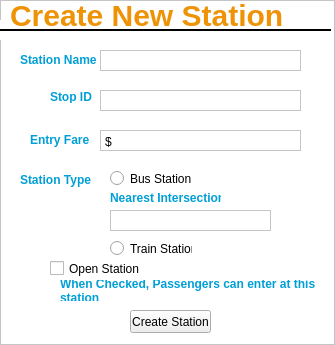
Above: ui/createNewStation.ui from alishan-kaisani/CS4400-GUI before the change. Below: the same form after it.
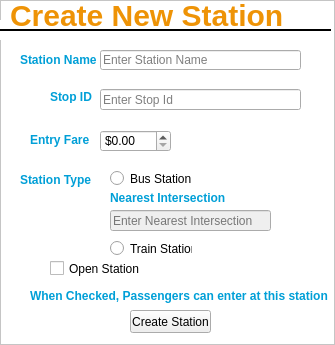
That is the form after the change. Icons and pictures are not drawn.

```diff
--- a/ui/createNewStation.ui
+++ b/ui/createNewStation.ui
@@ -80,61 +80,6 @@
     <string>Station Type</string>
    </property>
   </widget>
-  <widget class="QPlainTextEdit" name="nearestIntersectionTextEdit">
-   <property name="geometry">
-    <rect>
-     <x>110</x>
-     <y>210</y>
-     <width>161</width>
-     <height>21</height>
-    </rect>
-   </property>
-   <property name="verticalScrollBarPolicy">
-    <enum>Qt::ScrollBarAlwaysOff</enum>
-   </property>
-  </widget>
-  <widget class="QPlainTextEdit" name="stationNameTextEdit">
-   <property name="geometry">
-    <rect>
-     <x>100</x>
-     <y>50</y>
-     <width>201</width>
-     <height>21</height>
-    </rect>
-   </property>
-   <property name="verticalScrollBarPolicy">
-    <enum>Qt::ScrollBarAlwaysOff</enum>
-   </property>
-  </widget>
-  <widget class="QPlainTextEdit" name="stopIdTextEdit">
-   <property name="geometry">
-    <rect>
-     <x>100</x>
-     <y>90</y>
-     <width>201</width>
-     <height>21</height>
-    </rect>
-   </property>
-   <property name="verticalScrollBarPolicy">
-    <enum>Qt::ScrollBarAlwaysOff</enum>
-   </property>
-  </widget>
-  <widget class="QPlainTextEdit" name="entryFareTextEdit">
-   <property name="geometry">
-    <rect>
-     <x>100</x>
-     <y>130</y>
-     <width>201</width>
-     <height>21</height>
-    </rect>
-   </property>
-   <property name="verticalScrollBarPolicy">
-    <enum>Qt::ScrollBarAlwaysOff</enum>
-   </property>
-   <property name="plainText">
-    <string>$</string>
-   </property>
-  </widget>
   <widget class="QRadioButton" name="busStationButton">
    <property name="geometry">
     <rect>
@@ -153,7 +98,7 @@
     <rect>
      <x>110</x>
      <y>190</y>
-     <width>111</width>
+     <width>121</width>
      <height>16</height>
     </rect>
    </property>
@@ -196,10 +141,10 @@
   <widget class="QLabel" name="warningLabel">
    <property name="geometry">
     <rect>
-     <x>60</x>
+     <x>30</x>
      <y>280</y>
-     <width>261</width>
-     <height>21</height>
+     <width>301</width>
+     <height>31</height>
     </rect>
    </property>
    <property name="font">
@@ -299,6 +244,79 @@
     <string>Create New Station</string>
    </property>
   </widget>
+  <widget class="QLineEdit" name="stationNameTextEdit">
+   <property name="geometry">
+    <rect>
+     <x>100</x>
+     <y>50</y>
+     <width>201</width>
+     <height>20</height>
+    </rect>
+   </property>
+   <property name="placeholderText">
+    <string>Enter Station Name</string>
+   </property>
+  </widget>
+  <widget class="QLineEdit" name="stopIdTextEdit">
+   <property name="geometry">
+    <rect>
+     <x>100</x>
+     <y>89</y>
+     <width>201</width>
+     <height>21</height>
+    </rect>
+   </property>
+   <property name="placeholderText">
+    <string>Enter Stop Id</string>
+   </property>
+  </widget>
+  <widget class="QLineEdit" name="nearestIntersectionTextEdit">
+   <property name="enabled">
+    <bool>false</bool>
+   </property>
+   <property name="geometry">
+    <rect>
+     <x>110</x>
+     <y>210</y>
+     <width>161</width>
+     <height>21</height>
+    </rect>
+   </property>
+   <property name="placeholderText">
+    <string>Enter Nearest Intersection</string>
+   </property>
+  </widget>
+  <widget class="QDoubleSpinBox" name="entryFareSpinBox">
+   <property name="geometry">
+    <rect>
+     <x>100</x>
+     <y>130</y>
+     <width>71</width>
+     <height>22</height>
+    </rect>
+   </property>
+   <property name="wrapping">
+    <bool>false</bool>
+   </property>
+   <property name="buttonSymbols">
+    <enum>QAbstractSpinBox::UpDownArrows</enum>
+   </property>
+   <property name="specialValueText">
+    <string/>
+   </property>
+   <property name="prefix">
+    <string>$</string>
+   </property>
+   <property name="maximum">
+    <double>50.000000000000000</double>
+   </property>
+   <property name="singleStep">
+    <double>0.010000000000000</double>
+   </property>
+   <property name="value">
+    <double>0.000000000000000</double>
+   </property>
+  </widget>
  </widget>
  <resources>
   <include location="../qtResources.qrc"/>
```
